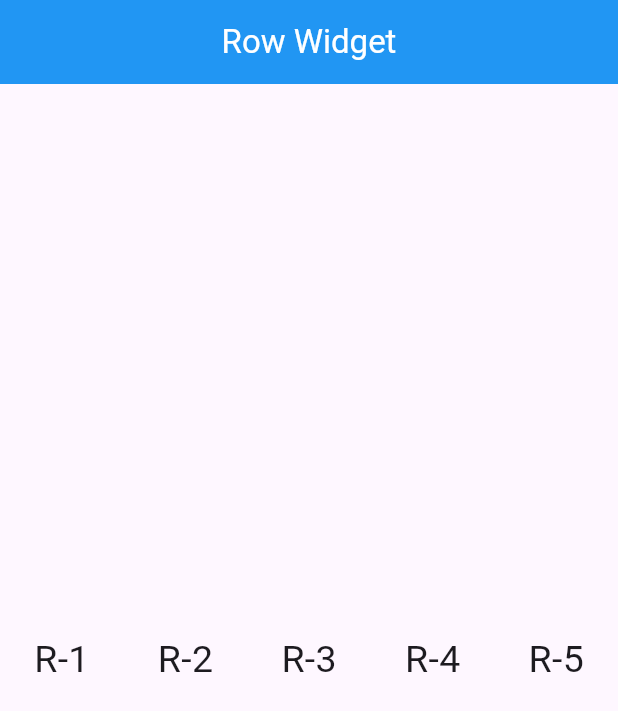
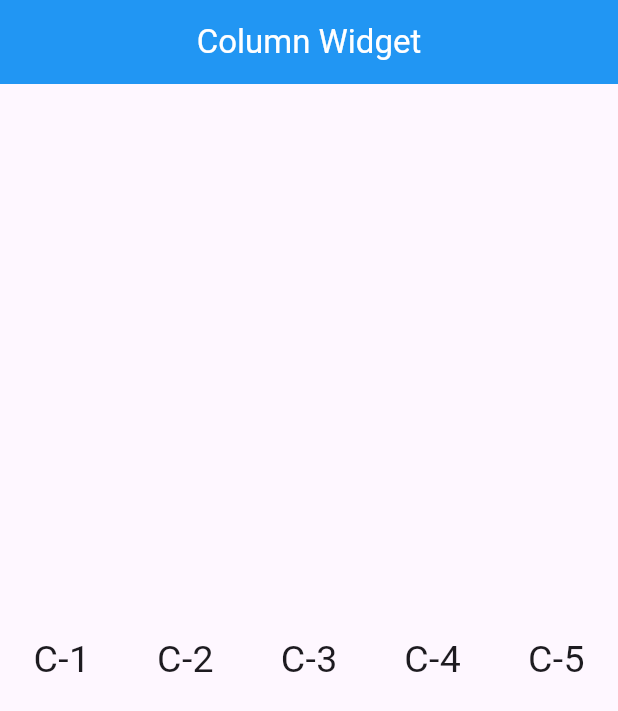
Before and after one commit to WANWISAAA/week11-mobile-d1-2569, a Flutter app: the screen it shows after launch, on a phone screen of 412 x 824 dp. Shown: the top 711 px of the screen. Run offline on Flutter 3.47's test engine with Material 3 defaults, Android fonts, the phone set to English and light mode, and no system bars.

Commit message:
finish column widget

```diff
--- a/lib/main.dart
+++ b/lib/main.dart
@@ -1,4 +1,5 @@
 import 'package:flutter/material.dart';
+import 'package:flutter_week11/view/column_page.dart';
 import 'package:flutter_week11/view/home.dart';
 import 'package:flutter_week11/view/row_page.dart';
 
@@ -13,7 +14,7 @@ class MyApp extends StatelessWidget{
     return MaterialApp(
       debugShowCheckedModeBanner: false,
       title: "Flutter App",
-      home: RowPage()
+      home: ColumnPage()
     );
   }
 }
--- /dev/null
+++ b/lib/view/column_page.dart
@@ -0,0 +1,29 @@
+import 'package:flutter/material.dart';
+
+class ColumnPage extends StatelessWidget {
+  const ColumnPage({super.key});
+
+  @override
+  Widget build(BuildContext context) {
+    return Scaffold(
+      appBar: AppBar(
+        backgroundColor: Colors.blue,
+        centerTitle: true,
+        title: Text("Column Widget",style: TextStyle(color: Colors.white)),
+      ),
+      body: Center(
+        child: Row(
+          mainAxisAlignment: MainAxisAlignment.spaceAround,
+          crossAxisAlignment: CrossAxisAlignment.center ,
+          children: [
+            Text("C-1",style: TextStyle(fontSize: 25)),
+            Text("C-2",style: TextStyle(fontSize: 25)),
+            Text("C-3",style: TextStyle(fontSize: 25)),
+            Text("C-4",style: TextStyle(fontSize: 25)),
+            Text("C-5",style: TextStyle(fontSize: 25)),
+          ],
+        ),
+      ),
+    );
+  }
+}
```
